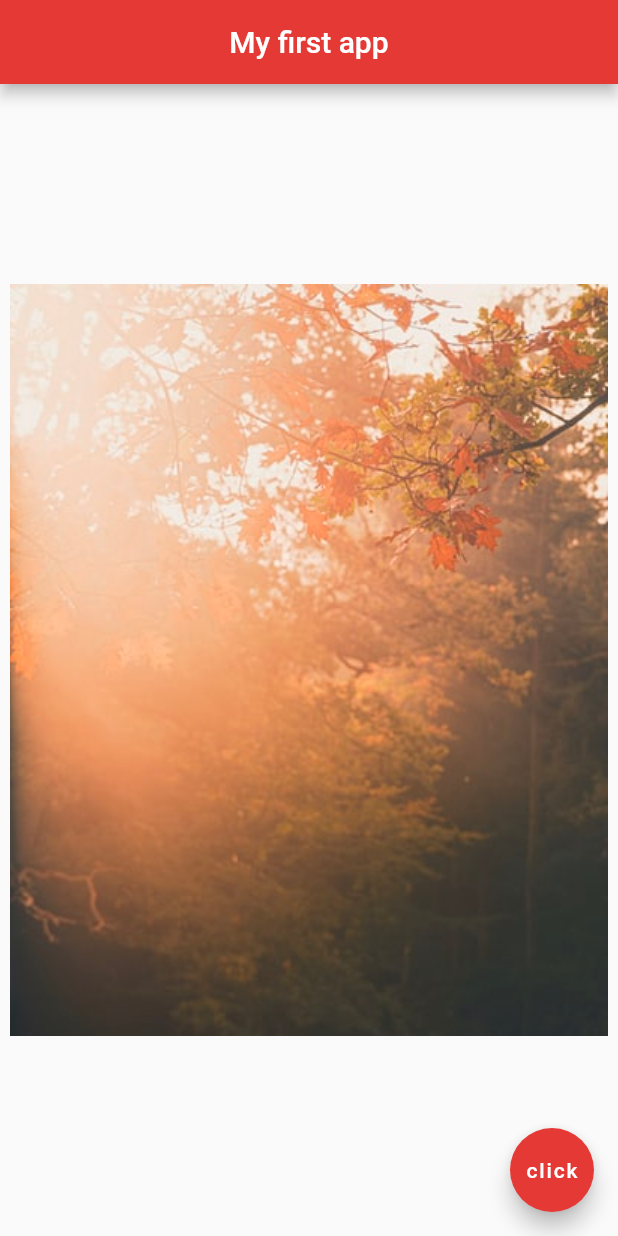
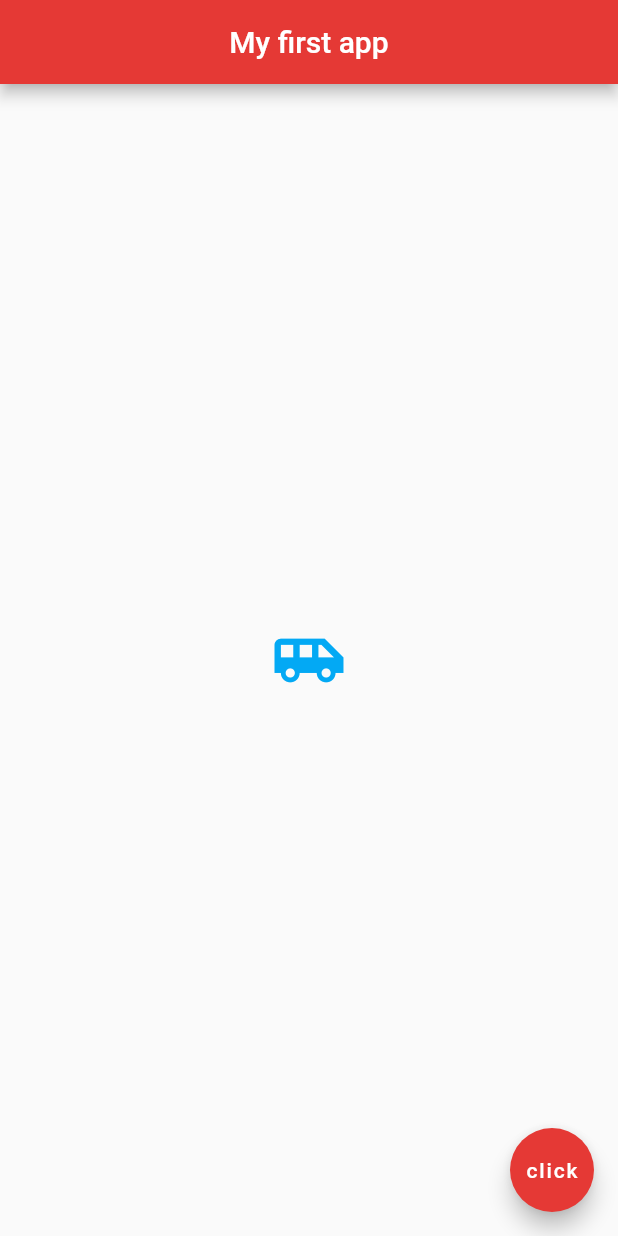
Before and after one commit to NguyenPhatBG/flutter-app-01, a Flutter app: the screen it shows after launch, on a phone screen of 412 x 824 dp. Run offline on Flutter 3.47's test engine with Material 2 defaults, Android fonts, the phone set to English and light mode, and no system bars.

Commit message:
add icon

```diff
--- a/lib/main.dart
+++ b/lib/main.dart
@@ -14,9 +14,11 @@ class Home extends StatelessWidget {
         backgroundColor: Colors.red[600],
       ),
       body: Center(
-        child: Image(
-          image: AssetImage('assets/photo-3.jpg'),
-        ),
+        child: Icon(
+          Icons.airport_shuttle,
+          color: Colors.lightBlue,
+          size: 50.0,
+        )
       ),
       floatingActionButton: FloatingActionButton(
         onPressed: () {},
```
